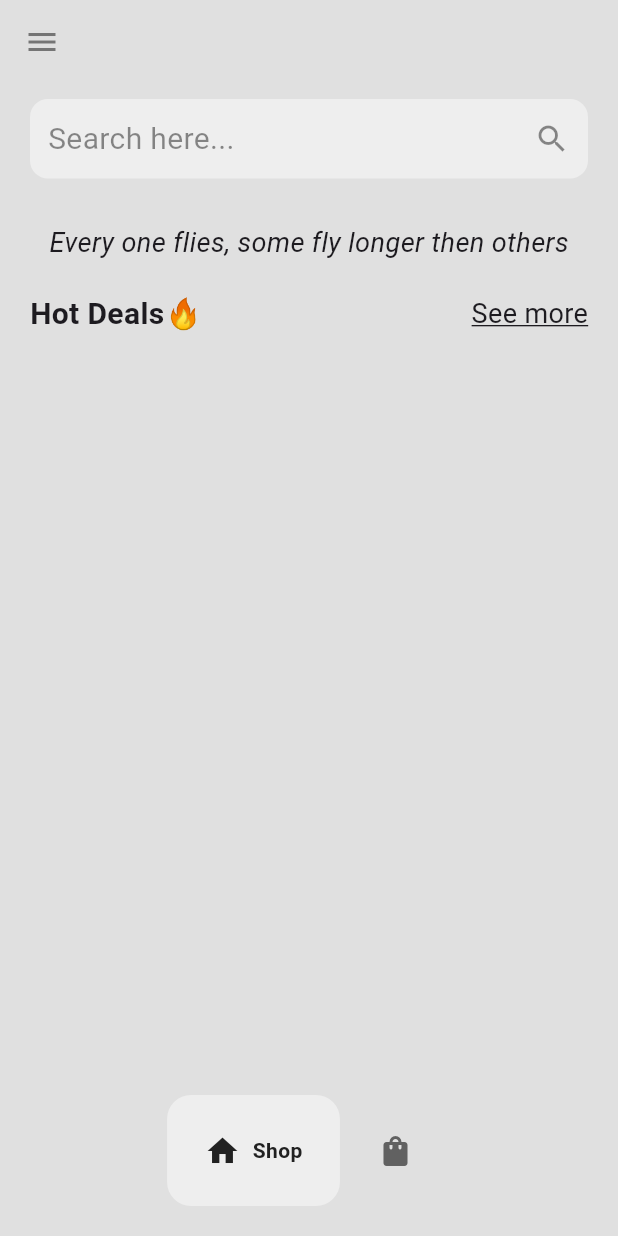
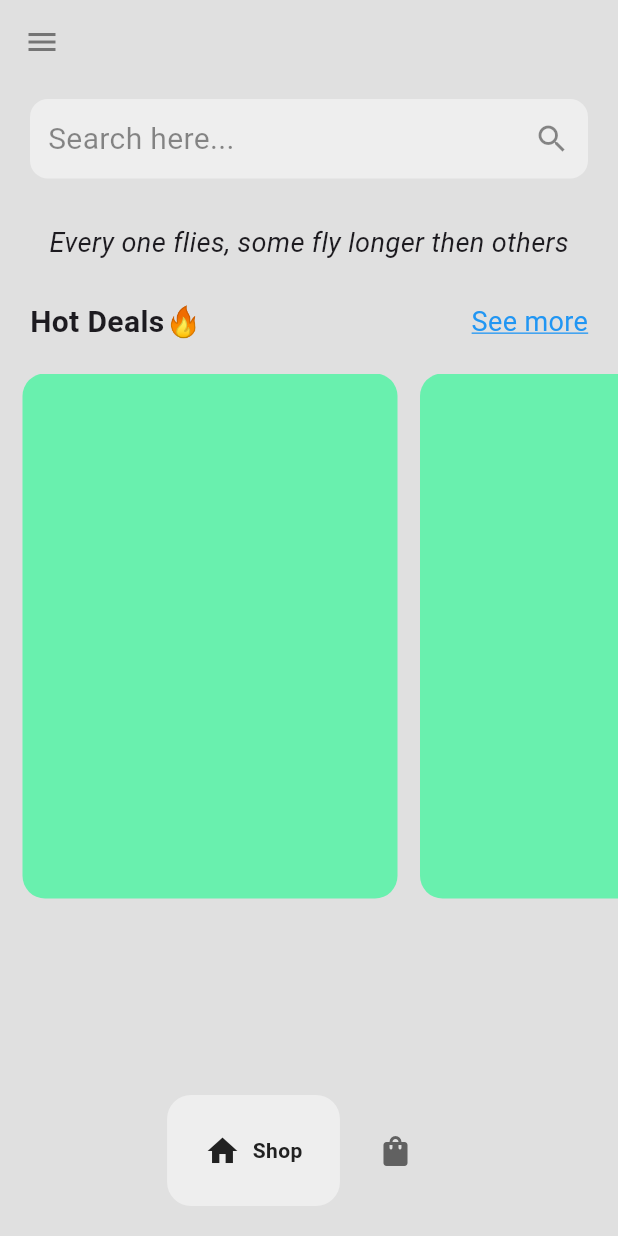
Before and after one commit to jahiduljeesan/FlutterE-commerce, a Flutter app: the Homepage screen opened directly, on a phone screen of 412 x 824 dp. Run offline on Flutter 3.47's test engine with Material 3 defaults, Android fonts, the phone set to English and light mode, and no system bars; drawn by our look-alikes of google_nav_bar.

Commit message:
add widgets to shop page

```diff
--- /dev/null
+++ b/lib/model/shoes.dart
@@ -0,0 +1,66 @@
+
+import 'package:flutter/material.dart';
+
+class Shoes {
+  String name;
+  double price;
+  String imagePath;
+  Color bgColor;
+
+  Shoes({
+    required this.name,
+    required this.price,
+    required this.imagePath,
+    required this.bgColor});
+
+  static List<Shoes> getShoeList() {
+    List<Shoes> shoes = [];
+
+    shoes.add(
+      Shoes(
+        name: 'Air Jordan',
+        price: 45.0,
+        imagePath: 'libs/assets/icons/air_jordan.avif',
+        bgColor: Colors.white
+      )
+    );
+
+    shoes.add(
+        Shoes(
+            name: 'Air Jordan',
+            price: 45.0,
+            imagePath: 'libs/assets/icons/air_jordan.avif',
+            bgColor: Colors.white
+        )
+    );
+
+    shoes.add(
+        Shoes(
+            name: 'Air Jordan',
+            price: 45.0,
+            imagePath: 'libs/assets/icons/air_jordan.avif',
+            bgColor: Colors.white
+        )
+    );
+
+    shoes.add(
+        Shoes(
+            name: 'Air Jordan',
+            price: 45.0,
+            imagePath: 'libs/assets/icons/air_jordan.avif',
+            bgColor: Colors.white
+        )
+    );
+
+    shoes.add(
+        Shoes(
+            name: 'Air Jordan',
+            price: 45.0,
+            imagePath: 'libs/assets/icons/air_jordan.avif',
+            bgColor: Colors.white
+        )
+    );
+
+    return shoes;
+  }
+}
--- a/lib/pages/shop_page.dart
+++ b/lib/pages/shop_page.dart
@@ -1,4 +1,6 @@
 import 'package:flutter/material.dart';
+import 'package:flutter_ecommerce/model/shoes.dart';
+import 'package:flutter_ecommerce/styles/shoes_style.dart';
 
 class ShopPage extends StatefulWidget {
   const ShopPage({super.key});
@@ -8,6 +10,9 @@
 }
 
 class _ShopPageState extends State<ShopPage> {
+
+  List<Shoes> shoes = Shoes.getShoeList();
+
   @override
   Widget build(BuildContext context) {
     return Center(
@@ -23,7 +28,7 @@
               decorationStyle: TextDecorationStyle.dotted
             ),
           ),
-          const SizedBox(height: 20,),
+          const SizedBox(height: 25,),
           Padding(
             padding: const EdgeInsets.symmetric(horizontal: 20),
             child: Row(
@@ -37,13 +42,26 @@
                   'See more',
                   style: TextStyle(
                     fontSize: 18,
+                    color: Colors.blue,
                     fontWeight: FontWeight.normal,
                     decoration: TextDecoration.underline,
+                    decorationColor: Colors.blue
                   ),
                 ),
               ],
             ),
           ),
+          const SizedBox(height: 20,),
+          SizedBox(
+            height: 350,
+            child: ListView.builder(
+              scrollDirection: Axis.horizontal,
+              itemBuilder: (context,index){
+                return ShoesStyle(shoes: shoes[index]);
+              },
+              itemCount: shoes.length,
+            ),
+          )
         ],
       ),
     );
--- /dev/null
+++ b/lib/styles/shoes_style.dart
@@ -0,0 +1,22 @@
+import 'package:flutter/material.dart';
+import 'package:flutter_ecommerce/model/shoes.dart';
+
+class ShoesStyle extends StatelessWidget {
+  final Shoes shoes; // 👈 good practice to mark as final
+
+  const ShoesStyle({super.key, required this.shoes});
+
+  @override
+  Widget build(BuildContext context) {
+    return Container(
+      margin: const EdgeInsets.only(left: 15),
+      height: 300,
+      width: 250,
+      decoration: BoxDecoration(
+        color: Colors.greenAccent,
+        borderRadius: BorderRadius.circular(15),
+      ),
+
+    );
+  }
+}
```
Also changed, not shown: 6 other files.
